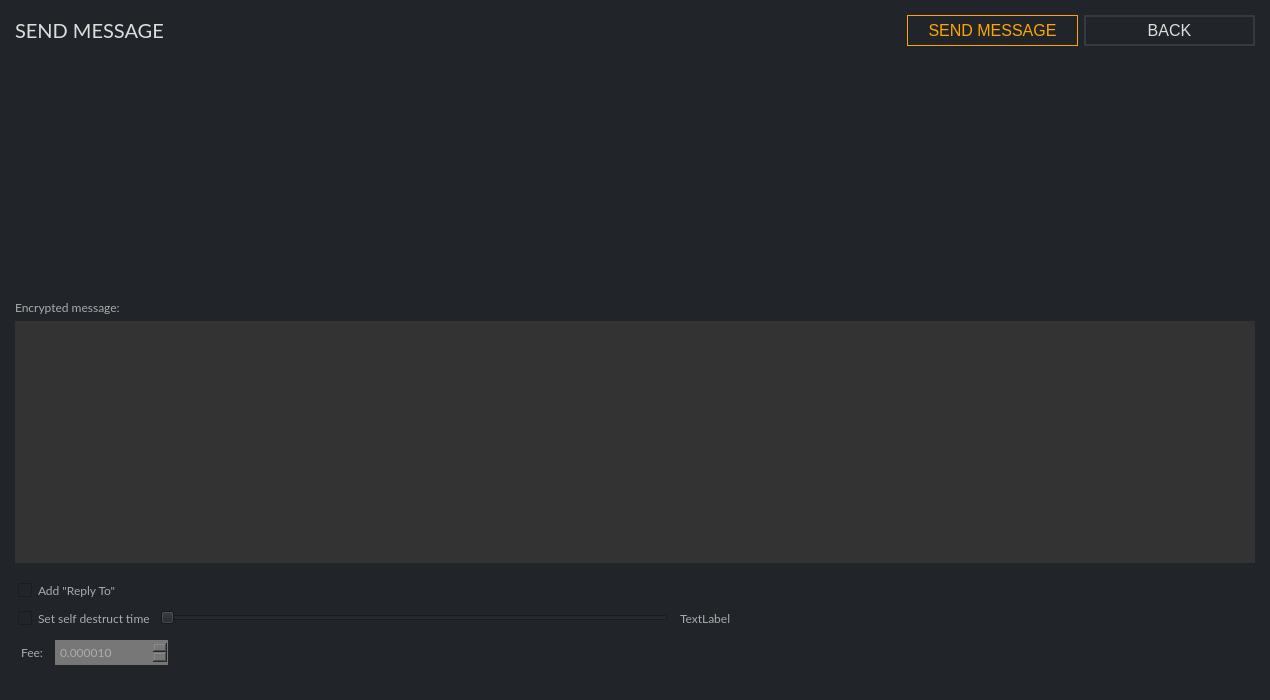
Above: src/gui/ui/sendmessageframe.ui from ConcealNetwork/conceal-desktop before the change. Below: the same form after it.
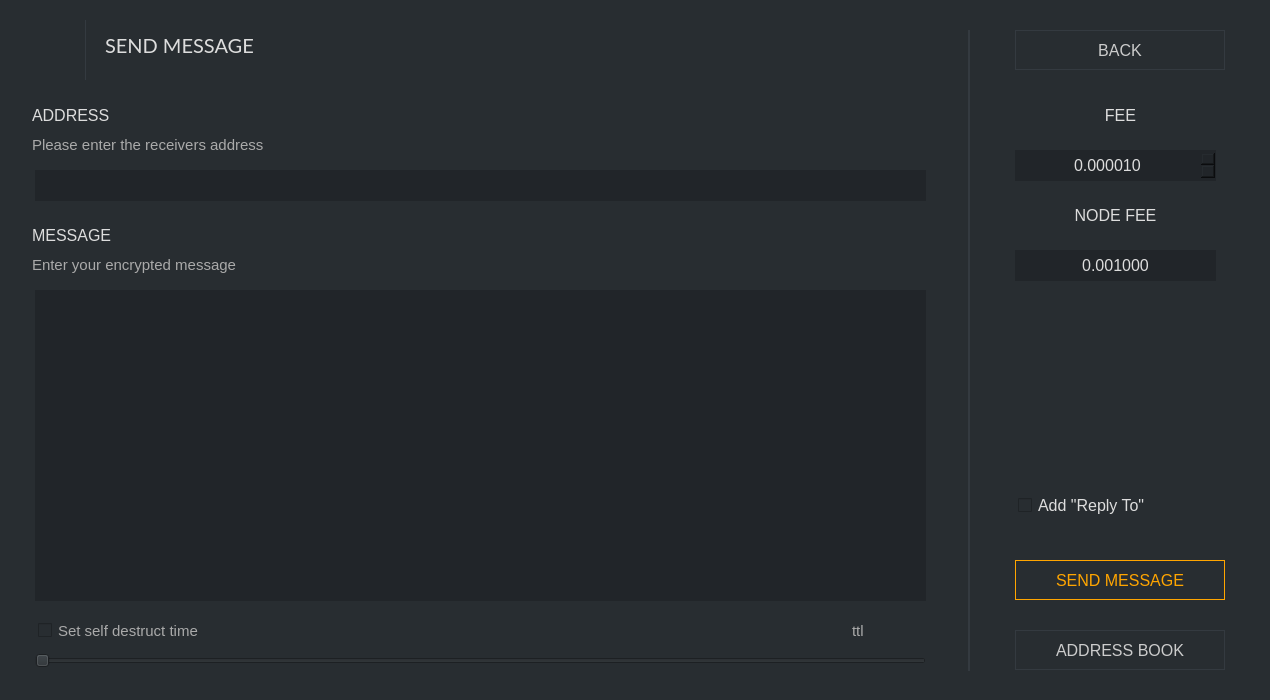
That is the form after the change. Icons and pictures are not drawn.

Diff of the .ui file:
```diff
--- a/src/gui/ui/sendmessageframe.ui
+++ b/src/gui/ui/sendmessageframe.ui
@@ -14,7 +14,7 @@
    <string>Frame</string>
   </property>
   <property name="styleSheet">
-   <string notr="true">border: 0px; background-color: #212529; color: #aaa</string>
+   <string notr="true">border: 0px; background-color: #282d31; color: #ddd;</string>
   </property>
   <property name="frameShape">
    <enum>QFrame::NoFrame</enum>
@@ -27,7 +27,7 @@
     <number>15</number>
    </property>
    <property name="topMargin">
-    <number>15</number>
+    <number>0</number>
    </property>
    <property name="rightMargin">
     <number>15</number>
@@ -36,347 +36,550 @@
     <number>15</number>
    </property>
    <item>
-    <layout class="QHBoxLayout" name="horizontalLayout_4">
-     <property name="topMargin">
-      <number>0</number>
-     </property>
-     <item>
-      <widget class="QLabel" name="label">
-       <property name="font">
-        <font>
-         <family>Lato</family>
-         <pointsize>-1</pointsize>
-        </font>
-       </property>
-       <property name="styleSheet">
-        <string notr="true">color: #ddd; 
-font-size: 20px;
-font-family: Lato;</string>
-       </property>
-       <property name="text">
-        <string>SEND MESSAGE</string>
-       </property>
-      </widget>
-     </item>
-     <item>
-      <widget class="QPushButton" name="m_sendButton">
-       <property name="minimumSize">
-        <size>
-         <width>171</width>
-         <height>31</height>
-        </size>
-       </property>
-       <property name="maximumSize">
-        <size>
-         <width>171</width>
-         <height>16777215</height>
-        </size>
-       </property>
-       <property name="font">
-        <font>
-         <pointsize>-1</pointsize>
-        </font>
-       </property>
-       <property name="styleSheet">
-        <string notr="true">color: orange; background-color: #1; border: 1px solid orange; font-size: 16px;</string>
-       </property>
-       <property name="text">
-        <string>SEND MESSAGE</string>
-       </property>
-      </widget>
-     </item>
-     <item>
-      <widget class="QPushButton" name="m_backButton">
-       <property name="minimumSize">
-        <size>
-         <width>171</width>
-         <height>31</height>
-        </size>
-       </property>
-       <property name="maximumSize">
-        <size>
-         <width>171</width>
-         <height>31</height>
-        </size>
-       </property>
-       <property name="font">
-        <font>
-         <pointsize>-1</pointsize>
-        </font>
-       </property>
-       <property name="styleSheet">
-        <string notr="true">color: #ddd; border: 2px solid #343a40; font-size: 16px; background-color: #21259;</string>
-       </property>
-       <property name="text">
-        <string>BACK</string>
-       </property>
-      </widget>
-     </item>
-    </layout>
-   </item>
-   <item>
-    <widget class="QScrollArea" name="m_messageAddressScrollArea">
-     <property name="frameShape">
-      <enum>QFrame::StyledPanel</enum>
-     </property>
-     <property name="widgetResizable">
-      <bool>true</bool>
-     </property>
-     <widget class="QWidget" name="scrollAreaWidgetContents">
-      <property name="geometry">
-       <rect>
-        <x>0</x>
-        <y>0</y>
-        <width>1240</width>
-        <height>234</height>
-       </rect>
-      </property>
-      <layout class="QVBoxLayout" name="m_addressesLayout">
-       <property name="spacing">
-        <number>0</number>
-       </property>
-       <property name="leftMargin">
-        <number>0</number>
-       </property>
-       <property name="topMargin">
-        <number>0</number>
-       </property>
-       <property name="rightMargin">
-        <number>0</number>
-       </property>
-       <property name="bottomMargin">
-        <number>0</number>
-       </property>
-       <item>
-        <spacer name="verticalSpacer_2">
-         <property name="orientation">
-          <enum>Qt::Vertical</enum>
-         </property>
-         <property name="sizeHint" stdset="0">
-          <size>
-           <width>20</width>
-           <height>139</height>
-          </size>
-         </property>
-        </spacer>
-       </item>
-      </layout>
-     </widget>
-    </widget>
-   </item>
-   <item>
-    <widget class="QLabel" name="label_3">
-     <property name="font">
-      <font>
-       <family>Lato</family>
-       <pointsize>9</pointsize>
-      </font>
-     </property>
-     <property name="text">
-      <string>Encrypted message:</string>
-     </property>
-    </widget>
-   </item>
-   <item>
-    <widget class="QTextEdit" name="m_messageTextEdit">
-     <property name="font">
-      <font>
-       <family>Lato</family>
-       <pointsize>9</pointsize>
-      </font>
+    <widget class="QGroupBox" name="groupBox">
+     <property name="maximumSize">
+      <size>
+       <width>1240</width>
+       <height>685</height>
+      </size>
      </property>
      <property name="styleSheet">
-      <string notr="true">background-color: #333; color: #ddd;</string>
+      <string notr="true"/>
      </property>
-     <property name="html">
-      <string notr="true">&lt;!DOCTYPE HTML PUBLIC &quot;-//W3C//DTD HTML 4.0//EN&quot; &quot;http://www.w3.org/TR/REC-html40/strict.dtd&quot;&gt;
+     <property name="title">
+      <string/>
+     </property>
+     <widget class="QTextEdit" name="m_messageTextEdit">
+      <property name="geometry">
+       <rect>
+        <x>20</x>
+        <y>290</y>
+        <width>891</width>
+        <height>311</height>
+       </rect>
+      </property>
+      <property name="maximumSize">
+       <size>
+        <width>16777215</width>
+        <height>16777215</height>
+       </size>
+      </property>
+      <property name="font">
+       <font>
+        <family>Lato</family>
+        <pointsize>9</pointsize>
+       </font>
+      </property>
+      <property name="styleSheet">
+       <string notr="true">padding: 3px; background-color: #212529; border: 0px;</string>
+      </property>
+      <property name="html">
+       <string notr="true">&lt;!DOCTYPE HTML PUBLIC &quot;-//W3C//DTD HTML 4.0//EN&quot; &quot;http://www.w3.org/TR/REC-html40/strict.dtd&quot;&gt;
 &lt;html&gt;&lt;head&gt;&lt;meta name=&quot;qrichtext&quot; content=&quot;1&quot; /&gt;&lt;style type=&quot;text/css&quot;&gt;
 p, li { white-space: pre-wrap; }
 &lt;/style&gt;&lt;/head&gt;&lt;body style=&quot; font-family:'Lato'; font-size:9pt; font-weight:400; font-style:normal;&quot;&gt;
 &lt;p style=&quot;-qt-paragraph-type:empty; margin-top:0px; margin-bottom:0px; margin-left:0px; margin-right:0px; -qt-block-indent:0; text-indent:0px; font-family:'.Helvetica Neue DeskInterface'; font-size:13pt;&quot;&gt;&lt;br /&gt;&lt;/p&gt;&lt;/body&gt;&lt;/html&gt;</string>
-     </property>
+      </property>
+     </widget>
+     <widget class="QCheckBox" name="m_addReplyToCheck">
+      <property name="geometry">
+       <rect>
+        <x>1000</x>
+        <y>490</y>
+        <width>211</width>
+        <height>31</height>
+       </rect>
+      </property>
+      <property name="font">
+       <font>
+        <pointsize>-1</pointsize>
+       </font>
+      </property>
+      <property name="styleSheet">
+       <string notr="true">padding: 3px; color: #ddd; font-size: 16px;</string>
+      </property>
+      <property name="text">
+       <string>Add &quot;Reply To&quot;</string>
+      </property>
+     </widget>
+     <widget class="QCheckBox" name="m_ttlCheck">
+      <property name="geometry">
+       <rect>
+        <x>20</x>
+        <y>620</y>
+        <width>211</width>
+        <height>21</height>
+       </rect>
+      </property>
+      <property name="font">
+       <font>
+        <pointsize>-1</pointsize>
+       </font>
+      </property>
+      <property name="toolTip">
+       <string>Do not include message in blockchain</string>
+      </property>
+      <property name="styleSheet">
+       <string notr="true">padding: 3px; font-size: 15px; color: #aaa;</string>
+      </property>
+      <property name="text">
+       <string>Set self destruct time</string>
+      </property>
+     </widget>
+     <widget class="QLabel" name="m_ttlLabel">
+      <property name="geometry">
+       <rect>
+        <x>830</x>
+        <y>620</y>
+        <width>81</width>
+        <height>21</height>
+       </rect>
+      </property>
+      <property name="font">
+       <font>
+        <pointsize>-1</pointsize>
+       </font>
+      </property>
+      <property name="styleSheet">
+       <string notr="true">padding: 3px; font-size: 15px; color: #aaa;</string>
+      </property>
+      <property name="text">
+       <string>ttl</string>
+      </property>
+     </widget>
+     <widget class="QSlider" name="m_ttlSlider">
+      <property name="geometry">
+       <rect>
+        <x>20</x>
+        <y>650</y>
+        <width>891</width>
+        <height>22</height>
+       </rect>
+      </property>
+      <property name="singleStep">
+       <number>300</number>
+      </property>
+      <property name="orientation">
+       <enum>Qt::Horizontal</enum>
+      </property>
+      <property name="tickInterval">
+       <number>1</number>
+      </property>
+     </widget>
+     <widget class="QDoubleSpinBox" name="m_feeSpin">
+      <property name="geometry">
+       <rect>
+        <x>1000</x>
+        <y>150</y>
+        <width>201</width>
+        <height>31</height>
+       </rect>
+      </property>
+      <property name="minimumSize">
+       <size>
+        <width>0</width>
+        <height>25</height>
+       </size>
+      </property>
+      <property name="font">
+       <font>
+        <pointsize>-1</pointsize>
+       </font>
+      </property>
+      <property name="styleSheet">
+       <string notr="true">padding: 3px; border: 0px; background: #212529; font-size: 16px;</string>
+      </property>
+      <property name="alignment">
+       <set>Qt::AlignCenter</set>
+      </property>
+      <property name="decimals">
+       <number>6</number>
+      </property>
+      <property name="minimum">
+       <double>0.000010000000000</double>
+      </property>
+      <property name="maximum">
+       <double>100000000.000000000000000</double>
+      </property>
+      <property name="singleStep">
+       <double>0.000010000000000</double>
+      </property>
+      <property name="value">
+       <double>0.000010000000000</double>
+      </property>
+     </widget>
+     <widget class="QLabel" name="label_4">
+      <property name="geometry">
+       <rect>
+        <x>1000</x>
+        <y>100</y>
+        <width>211</width>
+        <height>31</height>
+       </rect>
+      </property>
+      <property name="font">
+       <font>
+        <pointsize>-1</pointsize>
+       </font>
+      </property>
+      <property name="styleSheet">
+       <string notr="true">padding: 3px; color: #ddd; font-size: 16px;</string>
+      </property>
+      <property name="text">
+       <string>FEE</string>
+      </property>
+      <property name="alignment">
+       <set>Qt::AlignCenter</set>
+      </property>
+     </widget>
+     <widget class="QLabel" name="label">
+      <property name="geometry">
+       <rect>
+        <x>90</x>
+        <y>30</y>
+        <width>201</width>
+        <height>31</height>
+       </rect>
+      </property>
+      <property name="maximumSize">
+       <size>
+        <width>1240</width>
+        <height>685</height>
+       </size>
+      </property>
+      <property name="font">
+       <font>
+        <family>Lato</family>
+        <pointsize>-1</pointsize>
+       </font>
+      </property>
+      <property name="styleSheet">
+       <string notr="true">color: #ddd; 
+font-size: 20px;
+font-family: Lato;</string>
+      </property>
+      <property name="text">
+       <string>SEND MESSAGE</string>
+      </property>
+     </widget>
+     <widget class="QPushButton" name="m_sendButton">
+      <property name="geometry">
+       <rect>
+        <x>1000</x>
+        <y>560</y>
+        <width>210</width>
+        <height>40</height>
+       </rect>
+      </property>
+      <property name="minimumSize">
+       <size>
+        <width>210</width>
+        <height>40</height>
+       </size>
+      </property>
+      <property name="maximumSize">
+       <size>
+        <width>210</width>
+        <height>16777215</height>
+       </size>
+      </property>
+      <property name="font">
+       <font>
+        <pointsize>-1</pointsize>
+       </font>
+      </property>
+      <property name="styleSheet">
+       <string notr="true">QPushButton#m_sendButton {color: orange; background-color: #1; border: 1px solid orange; font-size: 16px;}
+
+QPushButton#m_sendButton:hover {color: orange; background-color: #1; border: 2px solid orange; font-size: 16px;}</string>
+      </property>
+      <property name="text">
+       <string>SEND MESSAGE</string>
+      </property>
+     </widget>
+     <widget class="QPushButton" name="m_backButton">
+      <property name="geometry">
+       <rect>
+        <x>1000</x>
+        <y>30</y>
+        <width>210</width>
+        <height>40</height>
+       </rect>
+      </property>
+      <property name="minimumSize">
+       <size>
+        <width>171</width>
+        <height>31</height>
+       </size>
+      </property>
+      <property name="maximumSize">
+       <size>
+        <width>210</width>
+        <height>40</height>
+       </size>
+      </property>
+      <property name="font">
+       <font>
+        <pointsize>-1</pointsize>
+       </font>
+      </property>
+      <property name="styleSheet">
+       <string notr="true">QPushButton#m_backButton {color: #ccc; border: 1px solid #343a40; font-size: 16px; background-color: #21259;}
+
+QPushButton#m_backButton:hover {color: #ddd; border: 2px solid #444; font-size: 16px; background-color: #21259;}</string>
+      </property>
+      <property name="text">
+       <string>BACK</string>
+      </property>
+     </widget>
+     <widget class="Line" name="line">
+      <property name="geometry">
+       <rect>
+        <x>953</x>
+        <y>30</y>
+        <width>2</width>
+        <height>641</height>
+       </rect>
+      </property>
+      <property name="styleSheet">
+       <string notr="true">background-color: #343a40;</string>
+      </property>
+      <property name="orientation">
+       <enum>Qt::Vertical</enum>
+      </property>
+     </widget>
+     <widget class="QLabel" name="label_11">
+      <property name="geometry">
+       <rect>
+        <x>0</x>
+        <y>10</y>
+        <width>61</width>
+        <height>71</height>
+       </rect>
+      </property>
+      <property name="text">
+       <string>&lt;html&gt;&lt;head/&gt;&lt;body&gt;&lt;p&gt;&lt;img src=&quot;:/images/conceal-small.png&quot;/&gt;&lt;/p&gt;&lt;/body&gt;&lt;/html&gt;</string>
+      </property>
+     </widget>
+     <widget class="Line" name="logoLine">
+      <property name="geometry">
+       <rect>
+        <x>70</x>
+        <y>20</y>
+        <width>1</width>
+        <height>60</height>
+       </rect>
+      </property>
+      <property name="styleSheet">
+       <string notr="true">background-color: #343a40;</string>
+      </property>
+      <property name="orientation">
+       <enum>Qt::Vertical</enum>
+      </property>
+     </widget>
+     <widget class="QLineEdit" name="m_addressEdit">
+      <property name="geometry">
+       <rect>
+        <x>20</x>
+        <y>170</y>
+        <width>891</width>
+        <height>31</height>
+       </rect>
+      </property>
+      <property name="minimumSize">
+       <size>
+        <width>0</width>
+        <height>31</height>
+       </size>
+      </property>
+      <property name="font">
+       <font>
+        <family>Lato</family>
+        <pointsize>10</pointsize>
+       </font>
+      </property>
+      <property name="styleSheet">
+       <string notr="true">padding: 3px; background-color: #212529; border: 0px;</string>
+      </property>
+      <property name="text">
+       <string/>
+      </property>
+     </widget>
+     <widget class="QLabel" name="pidLabel_4">
+      <property name="geometry">
+       <rect>
+        <x>10</x>
+        <y>130</y>
+        <width>901</width>
+        <height>30</height>
+       </rect>
+      </property>
+      <property name="font">
+       <font>
+        <pointsize>-1</pointsize>
+       </font>
+      </property>
+      <property name="styleSheet">
+       <string notr="true">padding: 3px; font-size: 15px; color: #aaa;</string>
+      </property>
+      <property name="text">
+       <string>Please enter the receivers address</string>
+      </property>
+     </widget>
+     <widget class="QLabel" name="adressLabel">
+      <property name="geometry">
+       <rect>
+        <x>10</x>
+        <y>100</y>
+        <width>721</width>
+        <height>30</height>
+       </rect>
+      </property>
+      <property name="font">
+       <font>
+        <pointsize>-1</pointsize>
+       </font>
+      </property>
+      <property name="styleSheet">
+       <string notr="true">padding: 3px; color: #ddd; font-size: 16px;</string>
+      </property>
+      <property name="text">
+       <string>ADDRESS</string>
+      </property>
+     </widget>
+     <widget class="QLabel" name="pidLabel_5">
+      <property name="geometry">
+       <rect>
+        <x>10</x>
+        <y>250</y>
+        <width>901</width>
+        <height>30</height>
+       </rect>
+      </property>
+      <property name="font">
+       <font>
+        <pointsize>-1</pointsize>
+       </font>
+      </property>
+      <property name="styleSheet">
+       <string notr="true">padding: 3px; font-size: 15px; color: #aaa;</string>
+      </property>
+      <property name="text">
+       <string>Enter your encrypted message</string>
+      </property>
+     </widget>
+     <widget class="QLabel" name="adressLabel_2">
+      <property name="geometry">
+       <rect>
+        <x>10</x>
+        <y>220</y>
+        <width>721</width>
+        <height>30</height>
+       </rect>
+      </property>
+      <property name="font">
+       <font>
+        <pointsize>-1</pointsize>
+       </font>
+      </property>
+      <property name="styleSheet">
+       <string notr="true">padding: 3px; color: #ddd; font-size: 16px;</string>
+      </property>
+      <property name="text">
+       <string>MESSAGE</string>
+      </property>
+     </widget>
+     <widget class="QPushButton" name="m_addressBookButton">
+      <property name="geometry">
+       <rect>
+        <x>1000</x>
+        <y>630</y>
+        <width>210</width>
+        <height>40</height>
+       </rect>
+      </property>
+      <property name="minimumSize">
+       <size>
+        <width>210</width>
+        <height>40</height>
+       </size>
+      </property>
+      <property name="maximumSize">
+       <size>
+        <width>16777215</width>
+        <height>31</height>
+       </size>
+      </property>
+      <property name="font">
+       <font>
+        <pointsize>-1</pointsize>
+       </font>
+      </property>
+      <property name="styleSheet">
+       <string notr="true">QPushButton#m_addressBookButton {color: #ccc; border: 1px solid #343a40; font-size: 16px; background-color: #21259;}
+
+QPushButton#m_addressBookButton:hover {color: #ddd; border: 2px solid #444; font-size: 16px; background-color: #21259;}</string>
+      </property>
+      <property name="text">
+       <string>ADDRESS BOOK</string>
+      </property>
+     </widget>
+     <widget class="QLabel" name="m_nodeFee">
+      <property name="geometry">
+       <rect>
+        <x>1000</x>
+        <y>250</y>
+        <width>201</width>
+        <height>31</height>
+       </rect>
+      </property>
+      <property name="minimumSize">
+       <size>
+        <width>0</width>
+        <height>31</height>
+       </size>
+      </property>
+      <property name="font">
+       <font>
+        <pointsize>-1</pointsize>
+       </font>
+      </property>
+      <property name="styleSheet">
+       <string notr="true">padding: 3px; border: 0px; background: #212529; font-size: 16px;</string>
+      </property>
+      <property name="text">
+       <string notr="true">0.001000</string>
+      </property>
+      <property name="alignment">
+       <set>Qt::AlignCenter</set>
+      </property>
+     </widget>
+     <widget class="QLabel" name="nodeFeeLabel">
+      <property name="geometry">
+       <rect>
+        <x>1000</x>
+        <y>200</y>
+        <width>201</width>
+        <height>30</height>
+       </rect>
+      </property>
+      <property name="font">
+       <font>
+        <pointsize>-1</pointsize>
+       </font>
+      </property>
+      <property name="styleSheet">
+       <string notr="true">padding: 3px; color: #ddd; font-size: 16px;</string>
+      </property>
+      <property name="text">
+       <string>NODE FEE</string>
+      </property>
+      <property name="alignment">
+       <set>Qt::AlignCenter</set>
+      </property>
+     </widget>
     </widget>
    </item>
-   <item>
-    <spacer name="verticalSpacer">
-     <property name="orientation">
-      <enum>Qt::Vertical</enum>
-     </property>
-     <property name="sizeType">
-      <enum>QSizePolicy::Fixed</enum>
-     </property>
-     <property name="sizeHint" stdset="0">
-      <size>
-       <width>20</width>
-       <height>10</height>
-      </size>
-     </property>
-    </spacer>
-   </item>
-   <item>
-    <layout class="QHBoxLayout" name="horizontalLayout_3">
-     <property name="topMargin">
-      <number>0</number>
-     </property>
-     <item>
-      <widget class="QCheckBox" name="m_addReplyToCheck">
-       <property name="font">
-        <font>
-         <family>Lato</family>
-         <pointsize>9</pointsize>
-        </font>
-       </property>
-       <property name="styleSheet">
-        <string notr="true">padding: 3px; border: 0px;</string>
-       </property>
-       <property name="text">
-        <string>Add &quot;Reply To&quot;</string>
-       </property>
-      </widget>
-     </item>
-    </layout>
-   </item>
-   <item>
-    <layout class="QHBoxLayout" name="horizontalLayout_2">
-     <property name="rightMargin">
-      <number>10</number>
-     </property>
-     <item>
-      <widget class="QCheckBox" name="m_ttlCheck">
-       <property name="font">
-        <font>
-         <family>Lato</family>
-         <pointsize>9</pointsize>
-        </font>
-       </property>
-       <property name="toolTip">
-        <string>Do not include message in blockchain</string>
-       </property>
-       <property name="styleSheet">
-        <string notr="true">padding: 3px; border: 0px;</string>
-       </property>
-       <property name="text">
-        <string>Set self destruct time</string>
-       </property>
-      </widget>
-     </item>
-     <item>
-      <widget class="QSlider" name="m_ttlSlider">
-       <property name="singleStep">
-        <number>300</number>
-       </property>
-       <property name="orientation">
-        <enum>Qt::Horizontal</enum>
-       </property>
-       <property name="tickInterval">
-        <number>1</number>
-       </property>
-      </widget>
-     </item>
-     <item>
-      <widget class="QLabel" name="m_ttlLabel">
-       <property name="font">
-        <font>
-         <family>Lato</family>
-         <pointsize>9</pointsize>
-        </font>
-       </property>
-       <property name="styleSheet">
-        <string notr="true">padding: 3px; border: 0px;</string>
-       </property>
-       <property name="text">
-        <string>TextLabel</string>
-       </property>
-      </widget>
-     </item>
-     <item>
-      <spacer name="horizontalSpacer_3">
-       <property name="orientation">
-        <enum>Qt::Horizontal</enum>
-       </property>
-       <property name="sizeHint" stdset="0">
-        <size>
-         <width>40</width>
-         <height>20</height>
-        </size>
-       </property>
-      </spacer>
-     </item>
-    </layout>
-   </item>
-   <item>
-    <layout class="QGridLayout" name="gridLayout">
-     <property name="topMargin">
-      <number>5</number>
-     </property>
-     <item row="0" column="0">
-      <widget class="QLabel" name="label_4">
-       <property name="font">
-        <font>
-         <family>Lato</family>
-         <pointsize>9</pointsize>
-        </font>
-       </property>
-       <property name="styleSheet">
-        <string notr="true">padding: 3px; border: 0px;</string>
-       </property>
-       <property name="text">
-        <string>Fee:</string>
-       </property>
-      </widget>
-     </item>
-     <item row="1" column="2">
-      <spacer name="horizontalSpacer">
-       <property name="orientation">
-        <enum>Qt::Horizontal</enum>
-       </property>
-       <property name="sizeType">
-        <enum>QSizePolicy::Expanding</enum>
-       </property>
-       <property name="sizeHint" stdset="0">
-        <size>
-         <width>298</width>
-         <height>20</height>
-        </size>
-       </property>
-      </spacer>
-     </item>
-     <item row="0" column="1">
-      <widget class="QDoubleSpinBox" name="m_feeSpin">
-       <property name="minimumSize">
-        <size>
-         <width>0</width>
-         <height>25</height>
-        </size>
-       </property>
-       <property name="font">
-        <font>
-         <family>Lato</family>
-         <pointsize>9</pointsize>
-        </font>
-       </property>
-       <property name="styleSheet">
-        <string>padding: 3px; border: 0px; background-color: #777;</string>
-       </property>
-       <property name="decimals">
-        <number>6</number>
-       </property>
-       <property name="minimum">
-        <double>0.000010000000000</double>
-       </property>
-       <property name="maximum">
-        <double>100000000.000000000000000</double>
-       </property>
-       <property name="singleStep">
-        <double>0.000010000000000</double>
-       </property>
-       <property name="value">
-        <double>0.000010000000000</double>
-       </property>
-      </widget>
-     </item>
-    </layout>
-   </item>
   </layout>
  </widget>
  <resources/>
```
Left out of the diff: 16 changed lines with no effect on the pictures.
